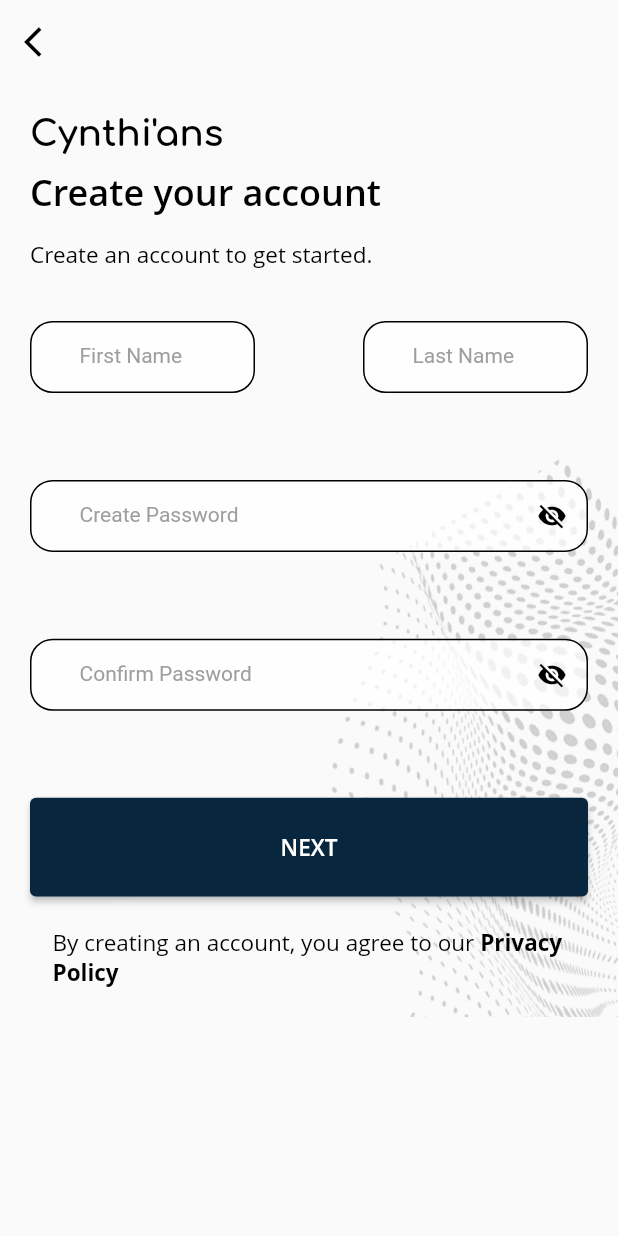
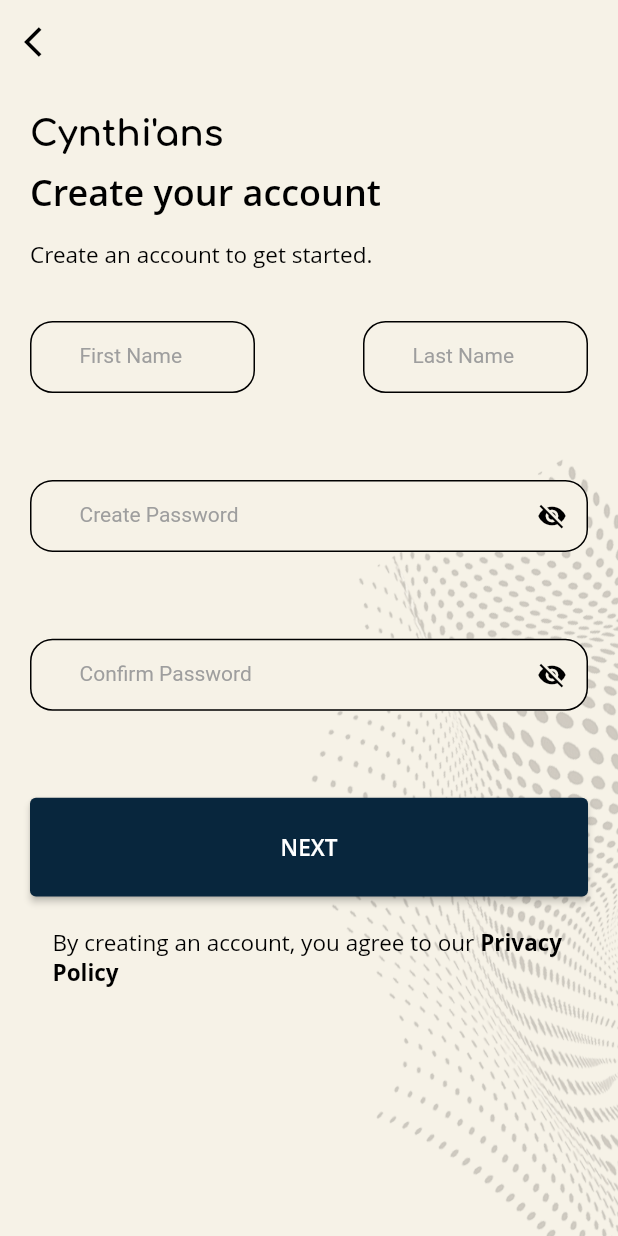
Before and after one commit to VarshaJangid/cynthi, a Flutter app: the CreateUserScreen screen opened directly with empty values, on a phone screen of 412 x 824 dp. Run offline on Flutter 3.47's test engine with Material 2 defaults, Android fonts, the phone set to English and light mode, and no system bars; our stand-ins replace country_code_picker, flutter_holo_date_picker, fluttertoast, image_picker, pin_code_fields, shared_preferences and 1 more; accounts and stored records are empty.

Commit message:
update color

```diff
--- a/lib/ui/add_photo/add_photo_screen.dart
+++ b/lib/ui/add_photo/add_photo_screen.dart
@@ -34,6 +34,7 @@ class AddPhotoScreen extends StatelessWidget {
           context, firstName, lastName, gender, datePicked, password, mobile),
       builder: (context, viewModel, child) {
         return Scaffold(
+          backgroundColor: const Color(0XFFf6f2e7),
           appBar: AppBar(
             elevation: 0,
             backgroundColor: Colors.transparent,
--- a/lib/ui/component/app_text_field.dart
+++ b/lib/ui/component/app_text_field.dart
@@ -24,7 +24,7 @@ class AppTextField extends StatelessWidget {
           contentPadding: const EdgeInsets.only(left: 50),
           labelStyle: const TextStyle(color: Colors.black, fontSize: 15),
           filled: true,
-          fillColor: Colors.white70,
+          fillColor: const Color(0XFFf6f2e7),
           enabledBorder: OutlineInputBorder(
             borderRadius: BorderRadius.circular(15),
           ),
--- a/lib/ui/component/background_widget.dart
+++ b/lib/ui/component/background_widget.dart
@@ -17,7 +17,7 @@ class BackgroundWidget extends StatelessWidget {
             top: 250,
             left: 150,
             child: Container(
-              height: MediaQuery.of(context).size.height/1.7,
+              height: MediaQuery.of(context).size.height/1.5,
               width: MediaQuery.of(context).size.width,
               child: Image(
                 image: AssetImage(Assets.wavvy),
--- a/lib/ui/create_user/create_user_screen.dart
+++ b/lib/ui/create_user/create_user_screen.dart
@@ -21,6 +21,7 @@ class CreateUserScreen extends StatelessWidget {
       onModelReady: (viewModel) => viewModel.init(context),
       builder: (context, viewModel, child) {
         return Scaffold(
+          backgroundColor: const Color(0XFFf6f2e7),
           appBar: AppBar(
             elevation: 0,
             backgroundColor: Colors.transparent,
@@ -30,6 +31,8 @@ class CreateUserScreen extends StatelessWidget {
             ),
           ),
           body: BackgroundWidget(
+            child: SizedBox(
+              height: MediaQuery.of(context).size.height,
               child: SingleChildScrollView(
                 padding: const EdgeInsets.all(20),
                 child: Column(
@@ -61,22 +64,32 @@ class CreateUserScreen extends StatelessWidget {
                         SizedBox(
                           width: 150,
                           child: textField(context, Constants.firstName,
-                            viewModel.firstName, !viewModel.showPassword, viewModel, false),
+                              viewModel.firstName, false, viewModel, false),
                         ),
                         const Spacer(),
                         SizedBox(
                           width: 150,
                           child: textField(context, Constants.lastName,
-                            viewModel.lastName, !viewModel.showPassword, viewModel, false),
+                              viewModel.lastName, false, viewModel, false),
                         ),
                       ],
                     ),
                     const SizedBox(height: 40),
-                  textField(context, Constants.createPassword, viewModel.password,
-                      !viewModel.showPassword, viewModel, true),
+                    textField(
+                        context,
+                        Constants.createPassword,
+                        viewModel.password,
+                        !viewModel.showPassword,
+                        viewModel,
+                        true),
                     const SizedBox(height: 40),
-                  textField(context, Constants.confirmPassword,
-                      viewModel.confirmPassword, !viewModel.showPassword, viewModel, true),
+                    textField(
+                        context,
+                        Constants.confirmPassword,
+                        viewModel.confirmPassword,
+                        !viewModel.showPassword,
+                        viewModel,
+                        true),
                     const SizedBox(height: 40),
                     CustomButton(
                         title: Constants.next,
@@ -85,7 +98,8 @@ class CreateUserScreen extends StatelessWidget {
                               viewModel.lastName.text.isEmpty ||
                               viewModel.password.text.isEmpty ||
                               viewModel.confirmPassword.text.isEmpty) {
-                          flutterToast("Please enter valid data !! ", Colors.red);
+                            flutterToast(
+                                "Please enter valid data !! ", Colors.red);
                           } else {
                             if (viewModel.password.text ==
                                 viewModel.confirmPassword.text) {
@@ -126,6 +140,7 @@ class CreateUserScreen extends StatelessWidget {
                 ),
               ),
             ),
+          ),
         );
       },
     );
@@ -151,7 +166,7 @@ class CreateUserScreen extends StatelessWidget {
             labelText: title,
             labelStyle: const TextStyle(color: Colors.grey, fontSize: 14),
             filled: true,
-            fillColor: Colors.white70,
+            fillColor: const Color(0XFFf6f2e7),
             enabledBorder: OutlineInputBorder(
               borderRadius: BorderRadius.circular(15),
             ),
--- a/lib/ui/gender/gender_screen.dart
+++ b/lib/ui/gender/gender_screen.dart
@@ -60,8 +60,8 @@ class _GenderState extends State<GenderScreen> {
 
   @override
   Widget build(BuildContext context) {
-    print("First Name ${widget.firstName}${widget.lastName}${widget.password}");
     return Scaffold(
+      backgroundColor: const Color(0XFFf6f2e7),
       floatingActionButton: FloatingActionButton(
         elevation: 0,
         onPressed: () {
@@ -91,7 +91,8 @@ class _GenderState extends State<GenderScreen> {
         ),
       ),
       body: BackgroundWidget(
-        child: Padding(
+        child: Container(
+          height: MediaQuery.of(context).size.height,
           padding: const EdgeInsets.fromLTRB(15, 0, 15, 20),
           child: Column(
             crossAxisAlignment: CrossAxisAlignment.start,
--- a/lib/ui/otp_verify/otp_verify_screen.dart
+++ b/lib/ui/otp_verify/otp_verify_screen.dart
@@ -22,8 +22,8 @@ class OtpVerifyScreen extends StatelessWidget {
       builder: (context, viewModel, child) {
         String twoDigits(int n) => n.toString().padLeft(2, '0');
         final seconds = twoDigits(viewModel.duration.inSeconds.remainder(60));
-        print("seconds --- $seconds");
         return Scaffold(
+          backgroundColor: const Color(0XFFf6f2e7),
           appBar: AppBar(
             elevation: 0,
             backgroundColor: Colors.transparent,
--- a/lib/ui/register/mobile_screen.dart
+++ b/lib/ui/register/mobile_screen.dart
@@ -19,6 +19,7 @@ class MobileScreen extends StatelessWidget {
       onModelReady: (viewModel) => viewModel.init(context),
       builder: (context, viewModel, child) {
         return Scaffold(
+          backgroundColor: const Color(0XFFf6f2e7),
           appBar: AppBar(
             elevation: 0,
             backgroundColor: Colors.transparent,
--- a/lib/ui/reset_password/reset_password_screen.dart
+++ b/lib/ui/reset_password/reset_password_screen.dart
@@ -1,3 +1,4 @@
+import 'package:cynthi/ui/component/background_widget.dart';
 import 'package:cynthi/utils/app_text_style.dart';
 
 import '/ui/reset_password/reset_pass_view_model.dart';
@@ -20,6 +21,7 @@ class ResetPasswordScreen extends StatelessWidget {
       onModelReady: (viewModel) => viewModel.init(context),
       builder: (context, viewModel, child) {
         return Scaffold(
+          backgroundColor: const Color(0XFFf6f2e7),
           appBar: AppBar(
             elevation: 0,
             backgroundColor: Colors.transparent,
@@ -31,7 +33,8 @@ class ResetPasswordScreen extends StatelessWidget {
               onPressed: () => AppRoutes.dismiss(context),
             ),
           ),
-          body: SingleChildScrollView(
+          body: BackgroundWidget(
+            child: SingleChildScrollView(
               padding: const EdgeInsets.fromLTRB(20, 10, 20, 0),
               child: Column(
                 crossAxisAlignment: CrossAxisAlignment.start,
@@ -71,6 +74,7 @@ class ResetPasswordScreen extends StatelessWidget {
                 ],
               ),
             ),
+          ),
         );
       },
     );
--- a/lib/ui/welcome/welcome_screen.dart
+++ b/lib/ui/welcome/welcome_screen.dart
@@ -13,6 +13,7 @@ class WelcomeScreen extends StatelessWidget {
   @override
   Widget build(BuildContext context) {
     return Scaffold(
+      backgroundColor: const Color(0XFFf6f2e7),
       appBar: AppBar(
         elevation: 0,
         backgroundColor: Colors.transparent,
--- a/pubspec.yaml
+++ b/pubspec.yaml
@@ -19,6 +19,7 @@ dependencies:
   pin_code_fields:
   fluttertoast: ^8.0.8
   shared_preferences:
+  country_code_picker:
 
 
   # The following adds the Cupertino Icons font to your application.
```
Also changed, not shown: lib/main.dart (+43 -0 lines), lib/ui/component/login_text_field.dart (+13 -8 lines), lib/ui/login_with_password/loginwithpassword_screen.dart (+19 -7 lines), lib/ui/login_with_password/loginwithpassword_view_model.dart (+23 -3 lines), pubspec.lock. Lines whose indentation alone changed are shown as unchanged.
